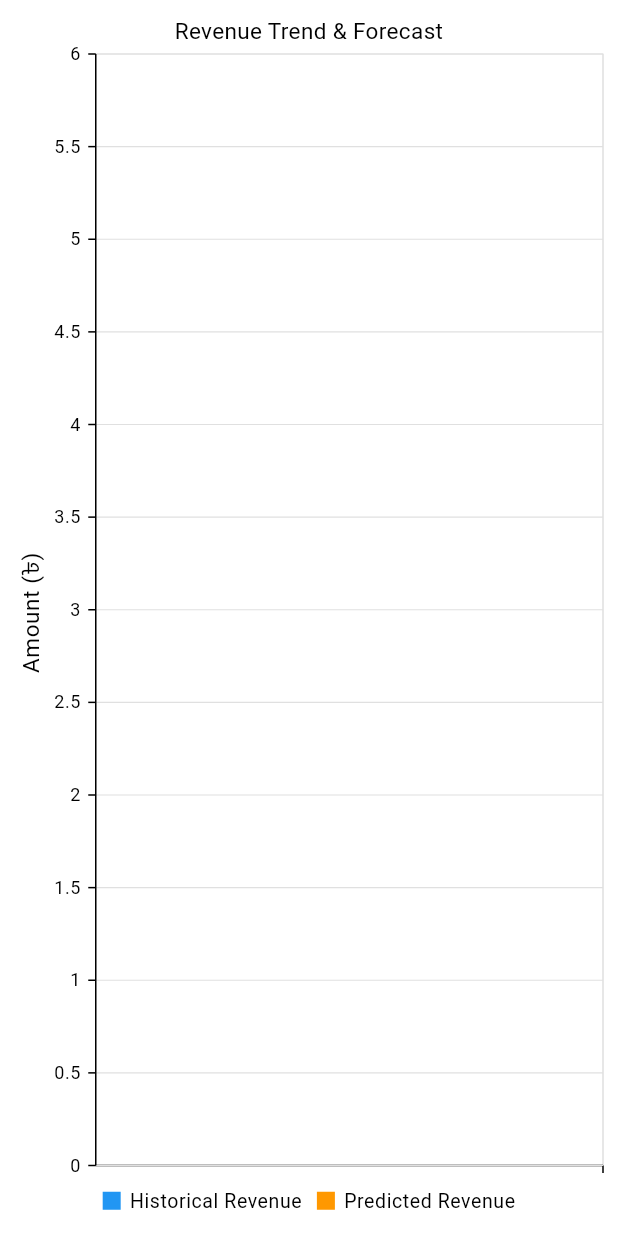
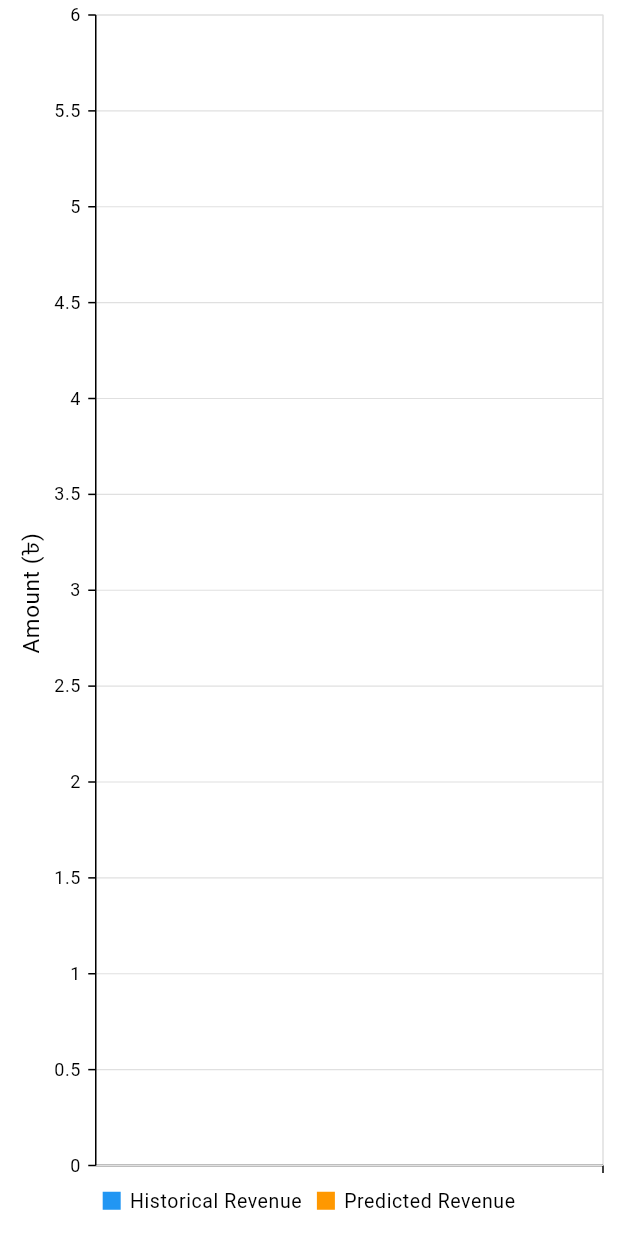
Before and after one commit to Rashedujjaman/revtrack, a Flutter app: the RevenuePredictionChart widget shown alone on an empty page, opened directly with empty values, on a phone screen of 412 x 824 dp. Run offline on Flutter 3.47's test engine with Material 3 defaults, Android fonts, the phone set to English and light mode, and no system bars; our stand-ins replace cached_network_image, cloud_firestore, firebase_auth, firebase_core, firebase_storage, image_picker and 2 more; missing offline and left inert: animated_number, ml_algo, ml_dataframe; accounts and stored records are empty.

```diff
--- a/lib/main.dart
+++ b/lib/main.dart
@@ -30,7 +30,7 @@ void main() async {
 
   // Set status bar and navigation bar colors and icon brightness based on theme mode
   SystemChrome.setSystemUIOverlayStyle(
-    const SystemUiOverlayStyle(
+    SystemUiOverlayStyle(
       statusBarColor: Colors.transparent,
       systemNavigationBarColor: Colors.transparent,
       statusBarIconBrightness: Brightness.dark, // dark icons for light mode
--- a/lib/theme/theme.dart
+++ b/lib/theme/theme.dart
@@ -12,6 +12,7 @@ ThemeData lightMode = ThemeData(
       secondary: Colors.grey.shade300,
       tertiary: Colors.amber,
       surfaceContainerHighest: Colors.grey[300]!,
+      // Set status bar and navigation bar colors and icon brightness based on theme mode
     ));
 
 ThemeData darkMode = ThemeData(
--- a/lib/widgets/cartesian_chart.dart
+++ b/lib/widgets/cartesian_chart.dart
@@ -23,6 +23,7 @@ class CartesianChart extends StatelessWidget {
           yValueMapper: (ChartData sales, _) => sales.value,
           name: 'Revenue',
           dataLabelSettings: const DataLabelSettings(isVisible: true),
+          markerSettings: const MarkerSettings(isVisible: true),
         ),
       ],
     );
--- a/lib/widgets/revenue_prediction_chart.dart
+++ b/lib/widgets/revenue_prediction_chart.dart
@@ -1,16 +1,15 @@
 import 'package:flutter/material.dart';
 import 'package:syncfusion_flutter_charts/charts.dart';
 import 'package:revtrack/models/chart_data_model.dart';
-import 'package:revtrack/models/transaction_model.dart';
 
 class RevenuePredictionChart extends StatelessWidget {
-  final List<Transaction1> transactions;
+  final String title;
   final List<ChartData> historicalData;
   final List<ChartData> predictions;
 
   const RevenuePredictionChart({
     Key? key,
-    required this.transactions,
+    required this.title,
     required this.historicalData,
     required this.predictions,
   }) : super(key: key);
@@ -21,7 +20,7 @@ class RevenuePredictionChart extends StatelessWidget {
     final predictions = this.predictions;
 
     return SfCartesianChart(
-      title: const ChartTitle(text: 'Revenue Trend & Forecast'),
+      title: ChartTitle(text: title),
       legend: const Legend(isVisible: true),
       primaryXAxis: const CategoryAxis(
         labelRotation: -45,
```
Also changed, not shown: lib/screens/add_edit_transaction_screen.dart (+22 -1 lines), lib/screens/dashboard_screen.dart (+3 -32 lines), 4 other files.
